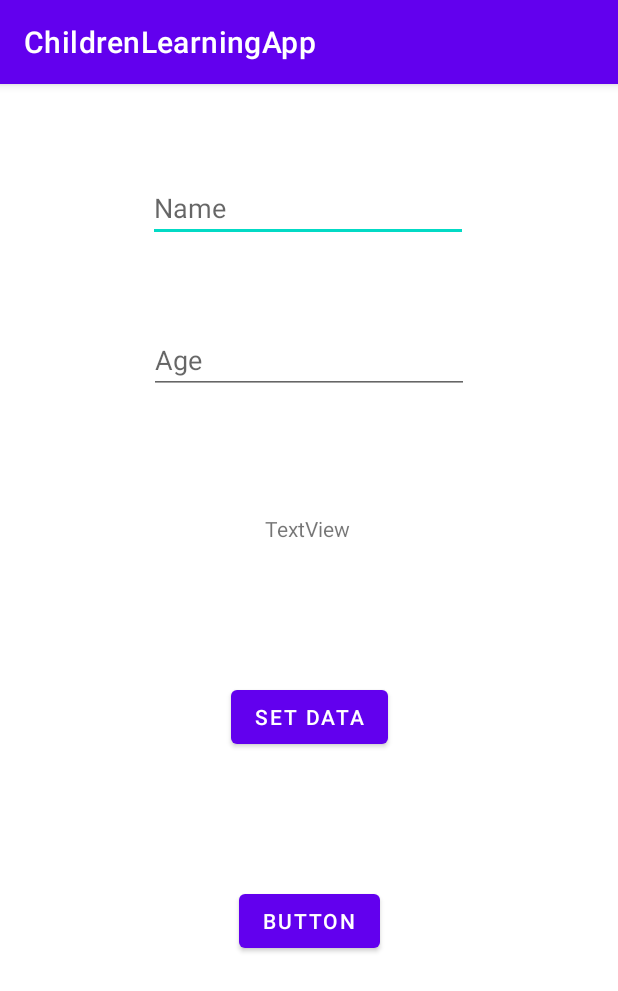
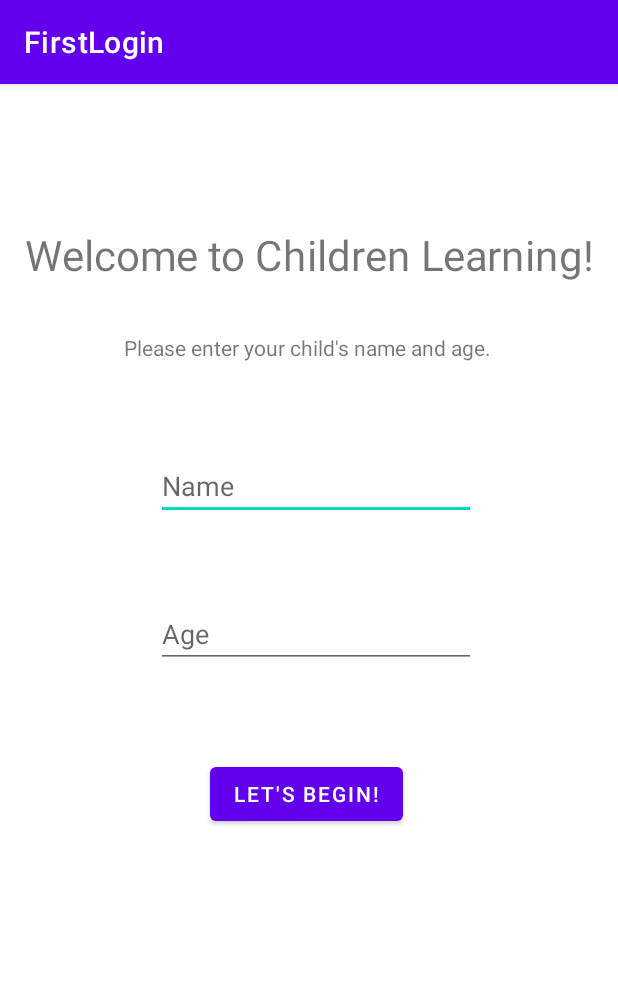
Before and after one commit to Austin-Earl-Private/ChildrenLearningApp, an Android app: the screen it shows after launch (MainActivity before the commit, FirstLogin after it), on a phone screen of 412 x 824 dp. Shown: the top 991 px of the screen. Run offline under Robolectric (Android 15) with nearby library versions, the phone set to English and light mode, and no system bars.

Commit message:
Added First Login

```diff
--- a/app/build.gradle
+++ b/app/build.gradle
@@ -34,6 +34,8 @@
     implementation 'com.google.android.material:material:1.3.0'
     implementation 'androidx.constraintlayout:constraintlayout:2.0.4'
     implementation 'com.google.code.gson:gson:2.8.6'
+    implementation 'androidx.navigation:navigation-fragment:2.3.3'
+    implementation 'androidx.navigation:navigation-ui:2.3.3'
     testImplementation 'junit:junit:4.+'
     androidTestImplementation 'androidx.test.ext:junit:1.1.2'
     androidTestImplementation 'androidx.test.espresso:espresso-core:3.3.0'
--- /dev/null
+++ b/app/src/main/java/edu/byui/childrenlearningapp/FirstLogin.java
@@ -0,0 +1,24 @@
+package edu.byui.childrenlearningapp;
+
+import android.os.Bundle;
+
+import com.google.android.material.floatingactionbutton.FloatingActionButton;
+import com.google.android.material.snackbar.Snackbar;
+
+import androidx.appcompat.app.AppCompatActivity;
+import androidx.appcompat.widget.Toolbar;
+
+import android.view.View;
+
+public class FirstLogin extends AppCompatActivity {
+
+    @Override
+    protected void onCreate(Bundle savedInstanceState) {
+        super.onCreate(savedInstanceState);
+        setContentView(R.layout.activity_first_login);
+        Toolbar toolbar = findViewById(R.id.toolbar);
+        setSupportActionBar(toolbar);
+
+
+    }
+}
--- a/app/src/main/java/edu/byui/childrenlearningapp/MainActivity.java
+++ b/app/src/main/java/edu/byui/childrenlearningapp/MainActivity.java
@@ -23,8 +23,13 @@
     @Override
     protected void onCreate(Bundle savedInstanceState) {
         super.onCreate(savedInstanceState);
+
+        SharedPreferences sharedPref = getPreferences(MODE_PRIVATE);
+        if(!sharedPref.contains(NAME)){
+            Intent first_login = new Intent(this, FirstLogin.class);
+            startActivity(first_login);
+        }else{
             setContentView(R.layout.activity_main);
-
             Gson gson = new Gson();
 
             Child user = new Child();
@@ -33,8 +38,11 @@
             user.setAge(5);
 
             String stringGsonUser = gson.toJson(user, Child.class);
+        }
 
-        SharedPreferences sharedPref = getPreferences(MODE_PRIVATE);
+
+
+
 
         //SharedPreferences.Editor prefEdit = sharedPref.edit();
 
--- /dev/null
+++ b/app/src/main/res/layout/activity_first_login.xml
@@ -0,0 +1,25 @@
+<?xml version="1.0" encoding="utf-8"?>
+<androidx.coordinatorlayout.widget.CoordinatorLayout xmlns:android="http://schemas.android.com/apk/res/android"
+    xmlns:app="http://schemas.android.com/apk/res-auto"
+    xmlns:tools="http://schemas.android.com/tools"
+    android:layout_width="match_parent"
+    android:layout_height="match_parent"
+    tools:context=".FirstLogin">
+
+    <com.google.android.material.appbar.AppBarLayout
+        android:layout_width="match_parent"
+        android:layout_height="wrap_content"
+        android:theme="@style/Theme.ChildrenLearningApp.AppBarOverlay">
+
+        <androidx.appcompat.widget.Toolbar
+            android:id="@+id/toolbar"
+            android:layout_width="match_parent"
+            android:layout_height="?attr/actionBarSize"
+            android:background="?attr/colorPrimary"
+            app:popupTheme="@style/Theme.ChildrenLearningApp.PopupOverlay" />
+
+    </com.google.android.material.appbar.AppBarLayout>
+
+    <include layout="@layout/content_first_login" />
+
+</androidx.coordinatorlayout.widget.CoordinatorLayout>
--- /dev/null
+++ b/app/src/main/res/layout/content_first_login.xml
@@ -0,0 +1,70 @@
+<?xml version="1.0" encoding="utf-8"?>
+<androidx.constraintlayout.widget.ConstraintLayout xmlns:android="http://schemas.android.com/apk/res/android"
+    xmlns:app="http://schemas.android.com/apk/res-auto"
+    xmlns:tools="http://schemas.android.com/tools"
+    android:layout_width="match_parent"
+    android:layout_height="match_parent"
+    app:layout_behavior="@string/appbar_scrolling_view_behavior">
+
+    <TextView
+        android:id="@+id/textView"
+        android:layout_width="wrap_content"
+        android:layout_height="wrap_content"
+        android:layout_marginStart="110dp"
+        android:layout_marginTop="103dp"
+        android:layout_marginEnd="110dp"
+        android:scaleX="2"
+        android:scaleY="2"
+        android:text="@string/welcome_to_children_learning"
+        app:layout_constraintEnd_toEndOf="parent"
+        app:layout_constraintStart_toStartOf="parent"
+        app:layout_constraintTop_toTopOf="parent" />
+
+    <EditText
+        android:id="@+id/child_name"
+        android:layout_width="wrap_content"
+        android:layout_height="wrap_content"
+        android:layout_marginStart="104dp"
+        android:layout_marginTop="60dp"
+        android:ems="10"
+        android:hint="@string/name"
+        android:inputType="textPersonName"
+        app:layout_constraintStart_toStartOf="parent"
+        app:layout_constraintTop_toBottomOf="@+id/textView2"
+        android:autofillHints="" />
+
+    <EditText
+        android:id="@+id/child_age"
+        android:layout_width="wrap_content"
+        android:layout_height="wrap_content"
+        android:layout_marginStart="104dp"
+        android:layout_marginTop="53dp"
+        android:ems="10"
+        android:hint="@string/age"
+        android:inputType="textPersonName"
+        app:layout_constraintStart_toStartOf="parent"
+        app:layout_constraintTop_toBottomOf="@+id/child_name"
+        android:autofillHints="" />
+
+    <TextView
+        android:id="@+id/textView2"
+        android:layout_width="wrap_content"
+        android:layout_height="wrap_content"
+        android:layout_marginStart="108dp"
+        android:layout_marginTop="43dp"
+        android:layout_marginEnd="109dp"
+        android:text="@string/please_enter_your_child_s_name_and_age"
+        app:layout_constraintEnd_toEndOf="parent"
+        app:layout_constraintStart_toStartOf="parent"
+        app:layout_constraintTop_toBottomOf="@+id/textView" />
+
+    <Button
+        android:id="@+id/start_button"
+        android:layout_width="wrap_content"
+        android:layout_height="wrap_content"
+        android:layout_marginStart="140dp"
+        android:layout_marginTop="60dp"
+        android:text="@string/let_s_begin"
+        app:layout_constraintStart_toStartOf="parent"
+        app:layout_constraintTop_toBottomOf="@+id/child_age" />
+</androidx.constraintlayout.widget.ConstraintLayout>
--- /dev/null
+++ b/app/src/main/res/values/dimens.xml
@@ -0,0 +1,3 @@
+<resources>
+    <dimen name="fab_margin">16dp</dimen>
+</resources>
--- a/app/src/main/res/values/strings.xml
+++ b/app/src/main/res/values/strings.xml
@@ -1,4 +1,18 @@
 <resources>
     <string name="app_name">ChildrenLearningApp</string>
     <string name="set_data">Set Data</string>
+    <string name="title_activity_first_login">FirstLogin</string>
+    <!-- Strings used for fragments for navigation -->
+    <string name="first_fragment_label">First Fragment</string>
+    <string name="second_fragment_label">Second Fragment</string>
+    <string name="next">Next</string>
+    <string name="previous">Previous</string>
+
+    <string name="hello_first_fragment">Hello first fragment</string>
+    <string name="hello_second_fragment">Hello second fragment. Arg: %1$s</string>
+    <string name="let_s_begin">Let\'s begin!</string>
+    <string name="welcome_to_children_learning">Welcome to Children Learning!</string>
+    <string name="name">Name</string>
+    <string name="please_enter_your_child_s_name_and_age">Please enter your child\'s name and age.</string>
+    <string name="age">Age</string>
 </resources>
--- a/app/src/main/res/values/themes.xml
+++ b/app/src/main/res/values/themes.xml
@@ -13,4 +13,13 @@
         <item name="android:statusBarColor" tools:targetApi="l">?attr/colorPrimaryVariant</item>
         <!-- Customize your theme here. -->
     </style>
+
+    <style name="Theme.ChildrenLearningApp.NoActionBar">
+        <item name="windowActionBar">false</item>
+        <item name="windowNoTitle">true</item>
+    </style>
+
+    <style name="Theme.ChildrenLearningApp.AppBarOverlay" parent="ThemeOverlay.AppCompat.Dark.ActionBar" />
+
+    <style name="Theme.ChildrenLearningApp.PopupOverlay" parent="ThemeOverlay.AppCompat.Light" />
 </resources>
```
Also changed, not shown: app/src/main/AndroidManifest.xml (+5 -3 lines), app/src/main/java/edu/byui/childrenlearningapp/FirstFragment.java (added, +28 -0 lines), app/src/main/java/edu/byui/childrenlearningapp/SecondFragment.java (added, +34 -0 lines), app/src/main/res/layout/fragment_first.xml (added, +28 -0 lines), app/src/main/res/layout/fragment_second.xml (added, +27 -0 lines), app/src/main/res/navigation/nav_graph.xml (added, +28 -0 lines). Lines whose indentation alone changed are shown as unchanged.
